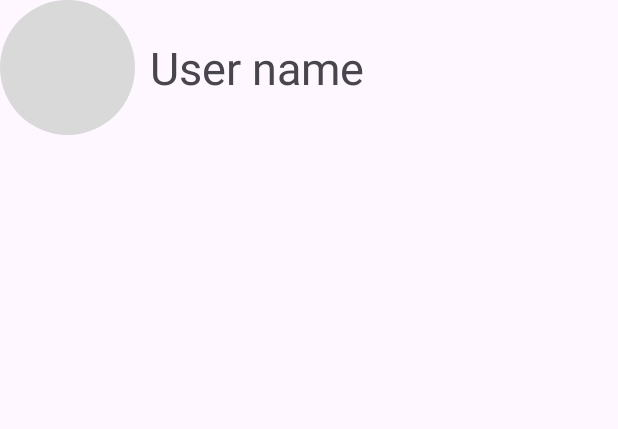
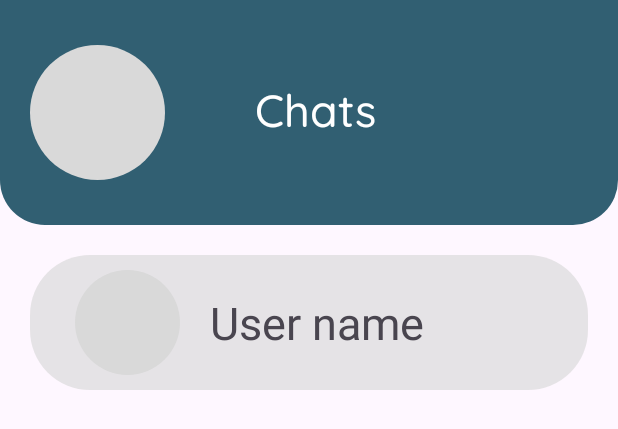
Before and after one commit to kish-v17/Alora-Matrimony, an Android app: the layout fragment_chat.xml on its own in the app's theme, with its tools: preview values and no code run, on a phone screen of 412 x 824 dp. Shown: the top 429 px of the screen. Run offline under Robolectric (Android 15) with nearby library versions, the phone set to English and light mode, and no system bars.

Commit message:
5th commit

```diff
--- /dev/null
+++ b/app/src/main/res/drawable/chat_listbg.xml
@@ -0,0 +1,5 @@
+<?xml version="1.0" encoding="utf-8"?>
+<shape xmlns:android="http://schemas.android.com/apk/res/android">
+    <solid android:color="@color/gray_65"/>
+    <corners android:radius="40dp"/>
+</shape>
--- a/app/src/main/res/layout/fragment_chat.xml
+++ b/app/src/main/res/layout/fragment_chat.xml
@@ -8,32 +8,59 @@
     tools:context=".Chat">
 
         <LinearLayout
+            android:id="@+id/search_bar"
             android:layout_width="match_parent"
-        android:layout_height="wrap_content"
-        android:orientation="horizontal">
+            android:layout_height="150dp"
+            android:orientation="horizontal"
+            app:layout_constraintTop_toTopOf="parent"
+            android:background="@drawable/search_header">
 
                 <ImageView
                     android:layout_width="90dp"
                     android:layout_height="90dp"
                     android:id="@+id/pfp"
+                    android:layout_marginStart="20dp"
+                    android:layout_marginTop="30dp"
                     android:src="@drawable/deshboard_profile_circle"/>
-
-        <LinearLayout
-            android:layout_width="wrap_content"
-            android:layout_height="90dp"
-            android:orientation="vertical"
-            android:layout_marginStart="10dp"
-            android:gravity="center|start"
-            app:layout_constraintEnd_toEndOf="parent"
-            app:layout_constraintStart_toEndOf="@id/pfp">
 
                 <TextView
                     android:layout_width="wrap_content"
                     android:layout_height="wrap_content"
-                android:textSize="30dp"
-                android:text="@string/lbl_user_name"/>
+                    android:text="Chats"
+                    android:layout_marginTop="50dp"
+                    android:layout_marginStart="60dp"
+                    android:fontFamily="@font/quicksand_medium"
+                    android:textColor="@color/white"
+                    android:textSize="30dp"/>
 
         </LinearLayout>
+
+        <LinearLayout
+            android:layout_width="match_parent"
+            android:layout_height="wrap_content"
+            android:background="@drawable/chat_listbg"
+            app:layout_constraintTop_toBottomOf="@id/search_bar"
+            app:layout_constraintStart_toStartOf="parent"
+            android:layout_marginTop="20dp"
+            android:gravity="start|center"
+            android:layout_margin="20dp"
+            android:padding="10dp"
+            app:layout_constraintEnd_toEndOf="parent"
+            android:orientation="horizontal">
+
+                <ImageView
+                    android:layout_width="70dp"
+                    android:layout_height="70dp"
+                    android:id="@+id/pfp_otheruser"
+                    android:layout_marginStart="20dp"
+                    android:src="@drawable/deshboard_profile_circle"/>
+
+                <TextView
+                    android:layout_width="wrap_content"
+                    android:layout_height="wrap_content"
+                    android:text="@string/lbl_user_name"
+                    android:layout_marginStart="20dp"
+                    android:textSize="30dp"/>
 
         </LinearLayout>
 
```
Lines whose indentation alone changed are shown as unchanged.
